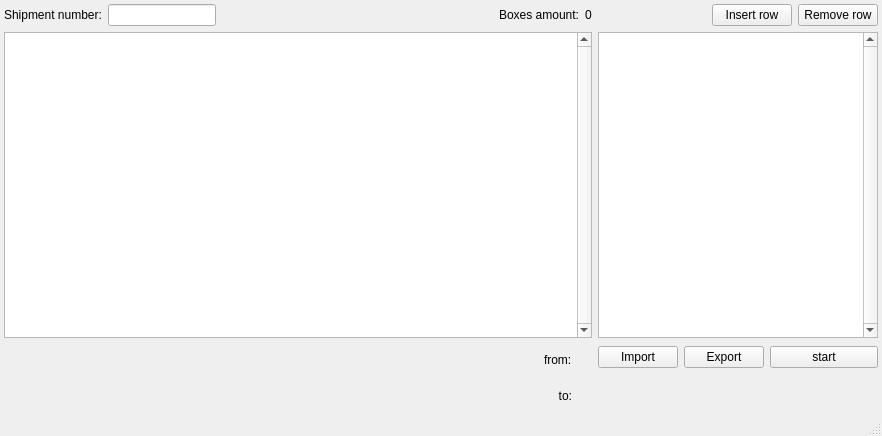
This is ui/spa2.ui in j2cry/SPA2 as Qt 5 draws it before an edit. The edited form follows.
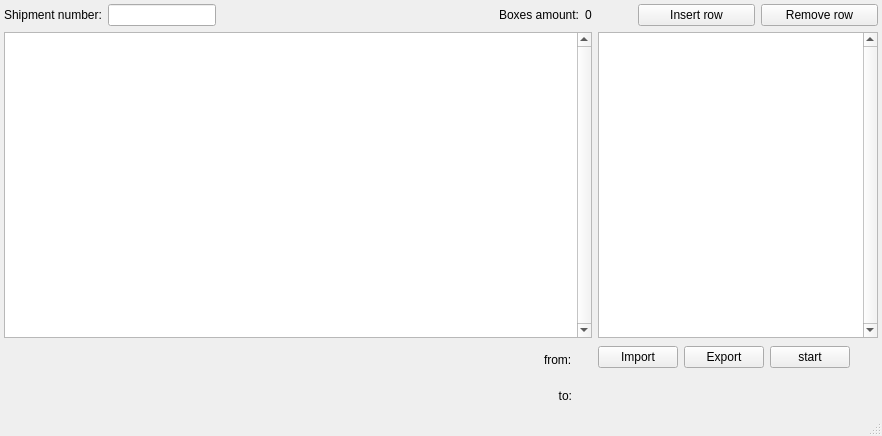
This is the edited form. Icons and pictures are not drawn. Custom widgets are drawn as their Qt base class.

Commit message: remastered UI update logic: using events now fixed UI components resizing

```diff
--- a/ui/spa2.ui
+++ b/ui/spa2.ui
@@ -279,7 +279,7 @@
       <item row="0" column="2" colspan="2">
        <widget class="QPushButton" name="work_button">
         <property name="sizePolicy">
-         <sizepolicy hsizetype="Preferred" vsizetype="Preferred">
+         <sizepolicy hsizetype="Fixed" vsizetype="Preferred">
           <horstretch>0</horstretch>
           <verstretch>0</verstretch>
          </sizepolicy>
@@ -388,6 +388,9 @@
         <property name="orientation">
          <enum>Qt::Horizontal</enum>
         </property>
+        <property name="sizeType">
+         <enum>QSizePolicy::Minimum</enum>
+        </property>
         <property name="sizeHint" stdset="0">
          <size>
           <width>40</width>
```
Left out of the diff: 2 changed lines with no effect on the pictures. The commit also changes 5 other files.
